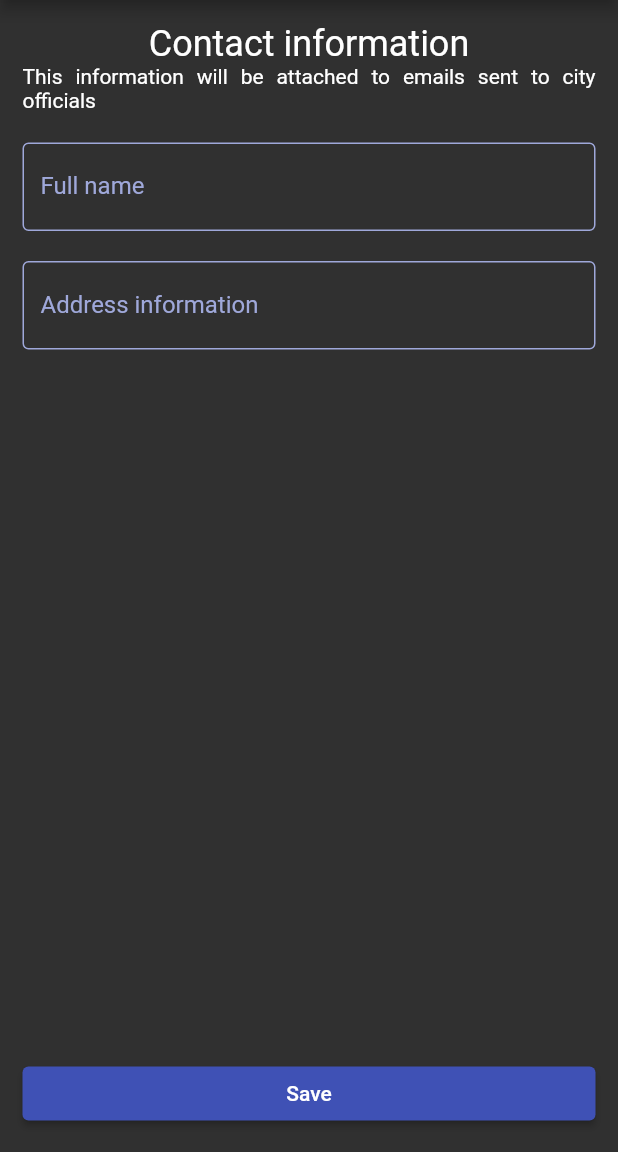
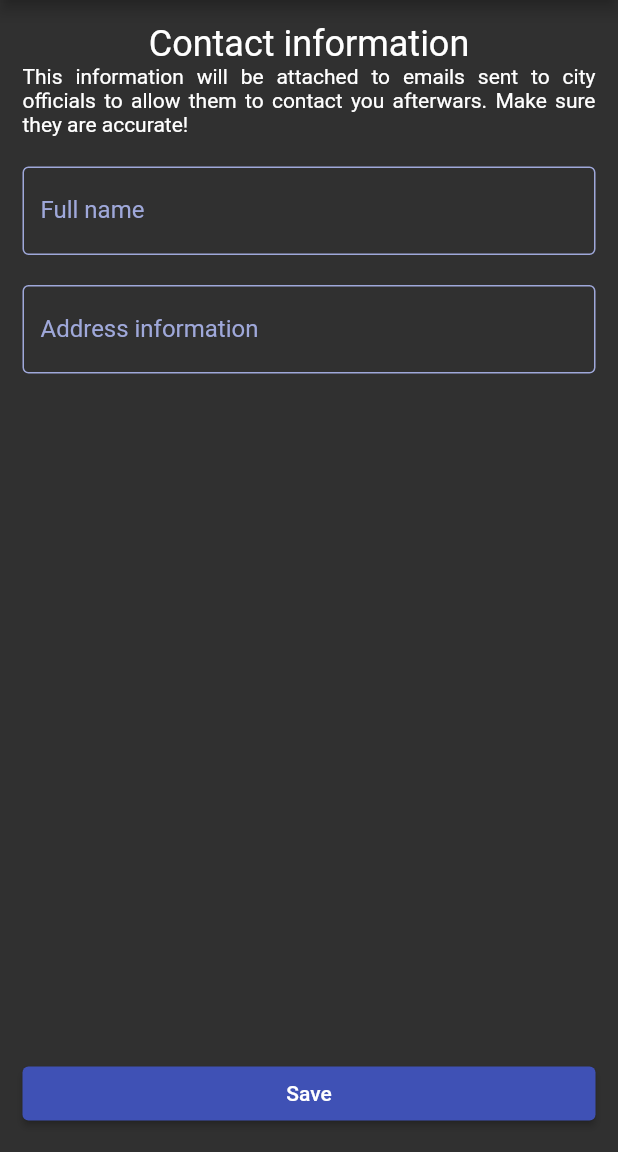
Before and after one commit to Bartor/parkowa-nie, a Flutter app: the screen it shows after launch, after a tap on the "settings" icon, on a phone screen of 412 x 824 dp, the part 84-1236 px from its top. Run offline on Flutter 3.47's test engine with Material 2 defaults, Android fonts, the phone set to English and light mode, and no system bars; our stand-ins replace geocoding, geolocator, hive, hive_flutter, i18n_extension, image_picker; missing offline and left inert: flutter_email_sender; accounts and stored records are empty; generated files the repository leaves out were written again.

Commit message:
feat: add i18n

```diff
--- a/lib/main.dart
+++ b/lib/main.dart
@@ -6,6 +6,9 @@ import 'package:parkowa_nie/modules/core/services/LocationService.dart';
 import 'package:parkowa_nie/modules/core/services/DatabaseService.dart';
 import 'package:parkowa_nie/modules/core/services/ThemeService.dart';
 import 'package:provider/provider.dart';
+
+import 'package:i18n_extension/i18n_widget.dart';
+import 'package:flutter_localizations/flutter_localizations.dart';
 
 import 'modules/core/model/ContactInformation.dart';
 import 'modules/core/model/Report.dart';
@@ -35,11 +38,22 @@ class App extends StatelessWidget {
   Widget build(BuildContext context) {
     final themeService = Provider.of<ThemeService>(context);
     return MaterialApp(
+      localizationsDelegates: [
+        GlobalMaterialLocalizations.delegate,
+        GlobalWidgetsLocalizations.delegate,
+        GlobalCupertinoLocalizations.delegate,
+      ],
+      supportedLocales: [
+        const Locale('pl'),
+        const Locale('en'),
+      ],
       title: 'parkowaNIE',
       theme: ThemeService.lightTheme,
       darkTheme: ThemeService.darkTheme,
       themeMode: themeService.themeMode,
-      home: HomePage(),
+      home: I18n(
+        child: HomePage(),
+      ),
     );
   }
 }
--- a/lib/modules/core/pages/HomePage.dart
+++ b/lib/modules/core/pages/HomePage.dart
@@ -1,5 +1,6 @@
 import 'package:flutter/material.dart';
 import 'package:parkowa_nie/modules/core/common/format-date.dart';
+import 'package:parkowa_nie/modules/core/common/i18n.dart';
 import 'package:parkowa_nie/modules/core/model/Report.dart';
 import 'package:parkowa_nie/modules/core/services/DatabaseService.dart';
 import 'package:parkowa_nie/modules/core/widgets/Layout.dart';
@@ -38,7 +39,7 @@ class _HomePageState extends State<HomePage> {
         children: [
           Text("${report.address}, ${report.city}"),
           Text(formatDate(report.dateTime)),
-          Text(report.licensePlate ?? "No licence plate")
+          Text(report.licensePlate ?? "No licence plate".i18n)
         ],
       ));
 
@@ -53,7 +54,7 @@ class _HomePageState extends State<HomePage> {
           children: [
             Hero(
               child: Text(
-                'Add new report',
+                'Add new report'.i18n,
                 textAlign: TextAlign.center,
                 style: Theme.of(context).textTheme.headline6,
               ),
@@ -86,7 +87,7 @@ class _HomePageState extends State<HomePage> {
                   return CircularProgressIndicator();
                 } else {
                   if (databaseService.reports.isEmpty) {
-                    return Text('No historic data');
+                    return Text('No historic data'.i18n);
                   } else {
                     return ListView(
                       physics: BouncingScrollPhysics(),
--- a/lib/modules/settings/pages/SettingsPage.dart
+++ b/lib/modules/settings/pages/SettingsPage.dart
@@ -1,3 +1,4 @@
+import 'package:parkowa_nie/modules/core/common/i18n.dart';
 import 'package:flutter/cupertino.dart';
 import 'package:flutter/material.dart';
 import 'package:parkowa_nie/modules/core/common/empty-validator.dart';
@@ -36,7 +37,7 @@ class _SettingsPageState extends State<SettingsPage> {
                   address: _addressController.text.trim(),
                   fullName: _nameController.text.trim()));
       ScaffoldMessenger.of(context)
-          .showSnackBar(SnackBar(content: Text('Info updated')));
+          .showSnackBar(SnackBar(content: Text('Info updated'.i18n)));
     }
   }
 
@@ -47,12 +48,13 @@ class _SettingsPageState extends State<SettingsPage> {
         crossAxisAlignment: CrossAxisAlignment.stretch,
         children: [
           Text(
-            'Contact information',
+            'Contact information'.i18n,
             textAlign: TextAlign.center,
             style: Theme.of(context).textTheme.headline5,
           ),
           Text(
-            'This information will be attached to emails sent to city officials',
+            'This information will be attached to emails sent to city officials to allow them to contact you afterwars. Make sure they are accurate!'
+                .i18n,
             textAlign: TextAlign.justify,
           ),
           SizedBox(height: 20),
@@ -65,7 +67,7 @@ class _SettingsPageState extends State<SettingsPage> {
                 TextFormField(
                   validator: emptyValidator,
                   controller: _nameController,
-                  decoration: InputDecoration(labelText: 'Full name'),
+                  decoration: InputDecoration(labelText: 'Full name'.i18n),
                 ),
                 SizedBox(height: 20),
                 TextFormField(
@@ -73,12 +75,13 @@ class _SettingsPageState extends State<SettingsPage> {
                   keyboardType: TextInputType.multiline,
                   maxLines: null,
                   controller: _addressController,
-                  decoration: InputDecoration(labelText: 'Address information'),
+                  decoration:
+                      InputDecoration(labelText: 'Address information'.i18n),
                 ),
               ],
             ),
           )),
-          ElevatedButton(onPressed: _saveForm, child: Text('Save'))
+          ElevatedButton(onPressed: _saveForm, child: Text('Save'.i18n))
         ],
       ),
     );
--- a/pubspec.yaml
+++ b/pubspec.yaml
@@ -10,6 +10,9 @@ environment:
 dependencies:
   flutter:
     sdk: flutter
+  flutter_localizations:
+    sdk: flutter
+  i18n_extension: ^3.0.0
   cupertino_icons: ^1.0.2
   flutter_email_sender: ^5.0.0
   geolocator: ^7.0.1
```
Also changed, not shown: lib/modules/core/common/i18n.dart (added, +60 -0 lines), lib/modules/core/model/Offence.dart (+6 -3 lines), lib/modules/report/pages/CreateReportPage.dart (+14 -10 lines), lib/modules/report/pages/ReportDetailsPage.dart (+6 -6 lines), pubspec.lock.
